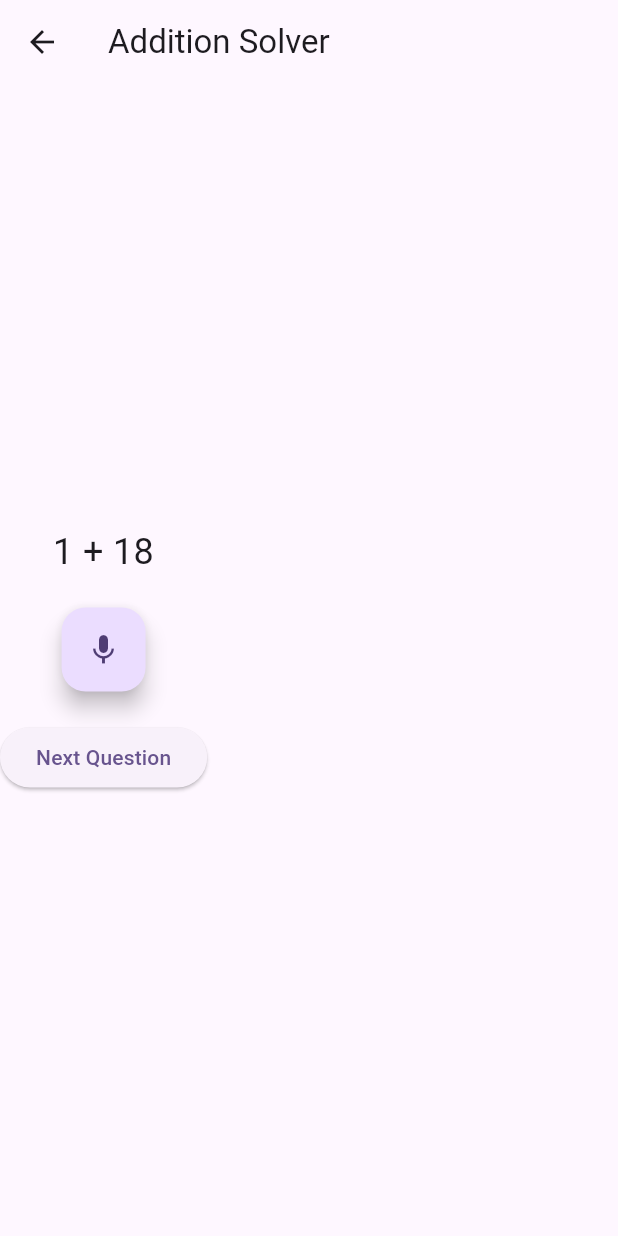
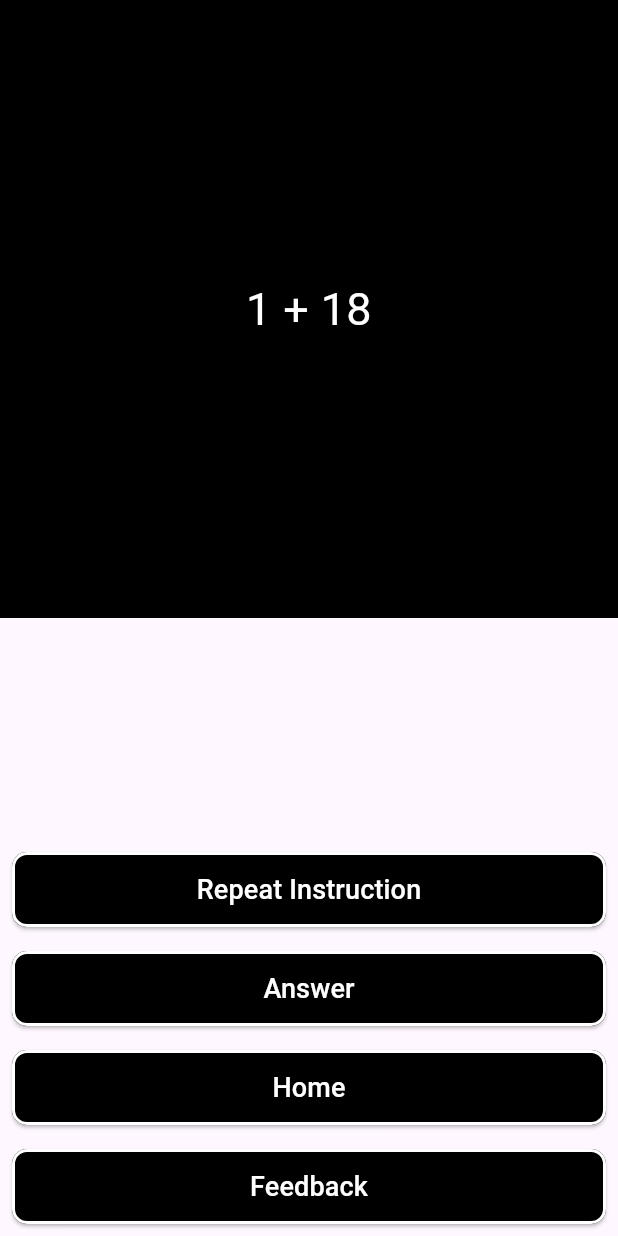
Before and after one commit to varad615/Mathsense-flutter, a Flutter app: the AdditionPage screen opened directly, on a phone screen of 412 x 824 dp. Run offline on Flutter 3.47's test engine with Material 3 defaults, Android fonts, the phone set to English and light mode, and no system bars; our stand-ins replace flutter_tts, speech_to_text, webview_flutter.

Commit message:
new ui
added old ui to new function

```diff
--- a/lib/addition.dart
+++ b/lib/addition.dart
@@ -1,5 +1,7 @@
 import 'dart:math';
 import 'package:flutter/material.dart';
+import 'package:mathsense/feedback.dart';
+import 'package:mathsense/home_page.dart';
 import 'package:speech_to_text/speech_to_text.dart' as stt;
 import 'package:flutter_tts/flutter_tts.dart';
 
@@ -42,7 +44,12 @@ class _AdditionPageState extends State<AdditionPage> {
 
   void _welcomeMessage() async {
     _speak("Welcome to Addition Solver! Let's start with addition.");
-    _generateNewQuestion(shouldSpeak: false); // Generate the first question without speaking it
+    _generateNewQuestion(
+        shouldSpeak: false); // Generate the first question without speaking it
+  }
+
+  void _repeatInstruction() async {
+    _speak("Welcome to Addition Solver! Let's start with addition.");
   }
 
   void _generateNewQuestion({bool shouldSpeak = true}) {
@@ -63,7 +70,9 @@ class _AdditionPageState extends State<AdditionPage> {
       setState(() => _isListening = true);
       _speech.listen(
         onResult: (val) {
-          if (val.hasConfidenceRating && val.confidence > 0.75 && !_processingAnswer) {
+          if (val.hasConfidenceRating &&
+              val.confidence > 0.75 &&
+              !_processingAnswer) {
             setState(() {
               _text = val.recognizedWords;
               _checkAnswer(int.tryParse(_text) ?? 0);
@@ -102,36 +111,159 @@ class _AdditionPageState extends State<AdditionPage> {
     await _flutterTts.speak(text);
   }
 
+  void _navigateToHome() {
+    // Implement navigation to Home Page
+  }
+
+  void _navigateToFeedback() {
+    // Implement navigation to Feedback Page
+  }
+
   @override
   Widget build(BuildContext context) {
     return Scaffold(
-      appBar: AppBar(title: Text('Addition Solver')),
-      body: Column(
-        mainAxisAlignment: MainAxisAlignment.center,
-        children: [
+      body: SafeArea(
+        top: true,
+        child: Column(
+          children: <Widget>[
             GestureDetector(
               onTap: () {
                 if (_currentQuestion != null) {
                   _speak(_currentQuestion.toString());
                 }
               },
+              child: Container(
+                width: double.infinity,
+                height: MediaQuery.of(context).size.height * 0.5,
+                color: Colors.black,
+                child: Center(
                   child: Text(
-              _currentQuestion?.toString() ?? "Tap to hear the question...",
-              style: TextStyle(fontSize: 24),
+                    _currentQuestion?.toString() ??
+                        "Tap to hear the question...",
+                    style: TextStyle(
+                        fontSize: 30,
+                        color: Colors.white), // White text for contrast
                     textAlign: TextAlign.center,
                   ),
                 ),
-          SizedBox(height: 20),
-          FloatingActionButton(
+              ),
+            ),
+            Spacer(),
+            Padding(
+              padding: const EdgeInsets.all(8.0),
+              child: ElevatedButton(
+                onPressed: _repeatInstruction,
+                child: Text(
+                  'Repeat Instruction',
+                  style: TextStyle(fontSize: 18, color: Colors.white),
+                ),
+                style: ElevatedButton.styleFrom(
+                  backgroundColor: Colors.black,
+                  side: BorderSide(width: 2, color: Colors.white),
+                  minimumSize: Size(double.infinity, 50),
+                  shape: RoundedRectangleBorder(
+                    borderRadius: BorderRadius.circular(10),
+                  ),
+                ),
+              ),
+            ),
+            Padding(
+              padding: const EdgeInsets.all(8.0),
+              child: ElevatedButton(
                 onPressed: _isListening ? _stopListening : _startListening,
-            child: Icon(_isListening ? Icons.mic_off : Icons.mic),
+                child: Text(
+                  _isListening ? 'Listning' : 'Answer',
+                  style: TextStyle(fontSize: 18, color: Colors.white),
                 ),
-          SizedBox(height: 20),
+                style: ElevatedButton.styleFrom(
+                  backgroundColor: Colors.black,
+                  side: BorderSide(width: 2, color: Colors.white),
+                  minimumSize: Size(double.infinity, 50),
+                  shape: RoundedRectangleBorder(
+                    borderRadius: BorderRadius.circular(10),
+                  ),
+                ),
+              ),
+            ),
+            // ElevatedButton(
+            //   onPressed: _isListening ? _stopListening : _startListening,
+            //   child: Text(_isListening ? 'Listning' : 'Answer'),
+            // ),
+            // ElevatedButton(
+            //   onPressed: _repeatInstruction,
+            //   child: Text("Repeat Instruction"),
+            // ),
+            Padding(
+              padding: const EdgeInsets.all(8.0),
+              child: ElevatedButton(
+                onPressed: () {
+                  Navigator.push(
+                      context,
+                      MaterialPageRoute(
+                          builder: (context) => const HomePage()));
+                },
+                child: Text(
+                  'Home',
+                  style: TextStyle(fontSize: 18, color: Colors.white),
+                ),
+                style: ElevatedButton.styleFrom(
+                  backgroundColor: Colors.black,
+                  side: BorderSide(width: 2, color: Colors.white),
+                  minimumSize: Size(double.infinity, 50),
+                  shape: RoundedRectangleBorder(
+                    borderRadius: BorderRadius.circular(10),
+                  ),
+                ),
+              ),
+            ),
+            Padding(
+              padding: const EdgeInsets.all(8.0),
+              child: ElevatedButton(
+                onPressed: () {
+                  Navigator.push(
+                      context,
+                      MaterialPageRoute(
+                          builder: (context) => const FeedbackPage()));
+                },
+                child: Text(
+                  'Feedback',
+                  style: TextStyle(fontSize: 18, color: Colors.white),
+                ),
+                style: ElevatedButton.styleFrom(
+                  backgroundColor: Colors.black,
+                  side: BorderSide(width: 2, color: Colors.white),
+                  minimumSize: Size(double.infinity, 50),
+                  shape: RoundedRectangleBorder(
+                    borderRadius: BorderRadius.circular(10),
+                  ),
+                ),
+              ),
+            ),
+            // ElevatedButton(
+            //   onPressed: () {
+            //     if (_currentQuestion != null) {
+            //       _speak(_currentQuestion.toString());
+            //     }
+            //   },
+            //   child: Text("Answer"),
+            // ),
+            // ElevatedButton(
+            //   onPressed: _navigateToHome,
+            //   child: Text("Home"),
+            // ),
+            // ElevatedButton(
+            //   onPressed: _navigateToFeedback,
+            //   child: Text("Feedback"),
+            // ),
+            // Commented out "Next Question" button
+            /*
             ElevatedButton(
               onPressed: () => _generateNewQuestion(shouldSpeak: false),
               child: Text("Next Question"),
             ),
+            */
           ],
+        ),
       ),
     );
   }
@@ -153,7 +285,7 @@ class MathQuestion {
 
 MathQuestion generateAdditionQuestion() {
   Random random = Random();
-  int num1 = random.nextInt(20) + 1;  // Random number between 1 and 20
+  int num1 = random.nextInt(20) + 1; // Random number between 1 and 20
   int num2 = random.nextInt(20) + 1;
   int answer = num1 + num2;
 
```
Lines whose indentation alone changed are shown as unchanged.
